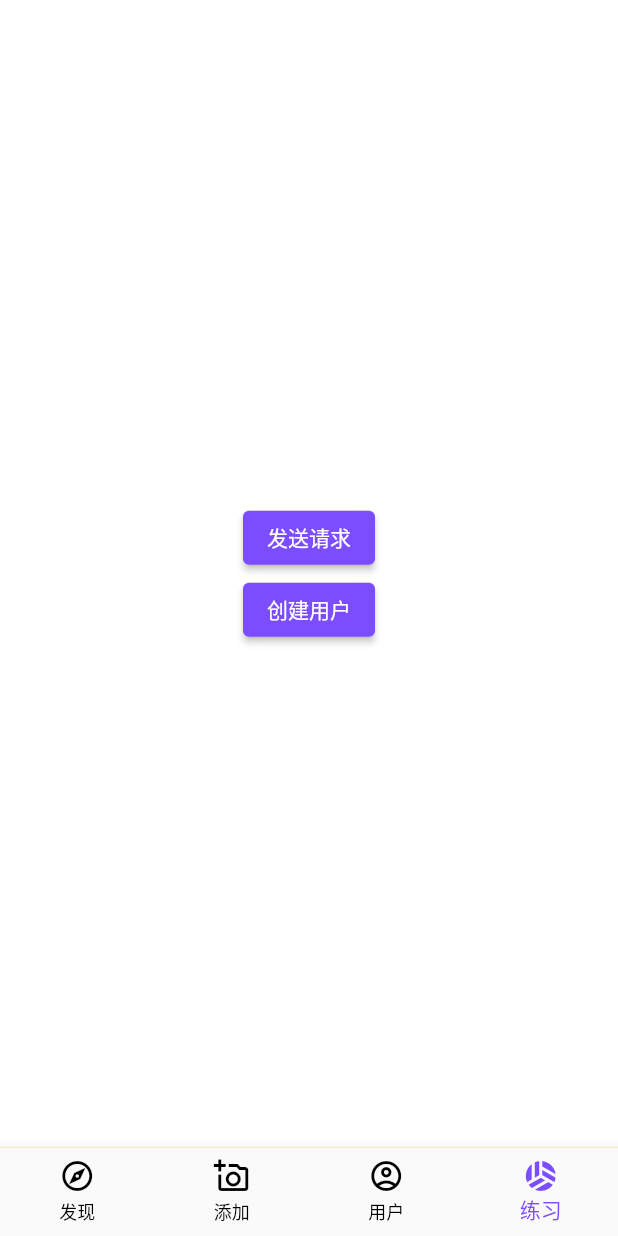
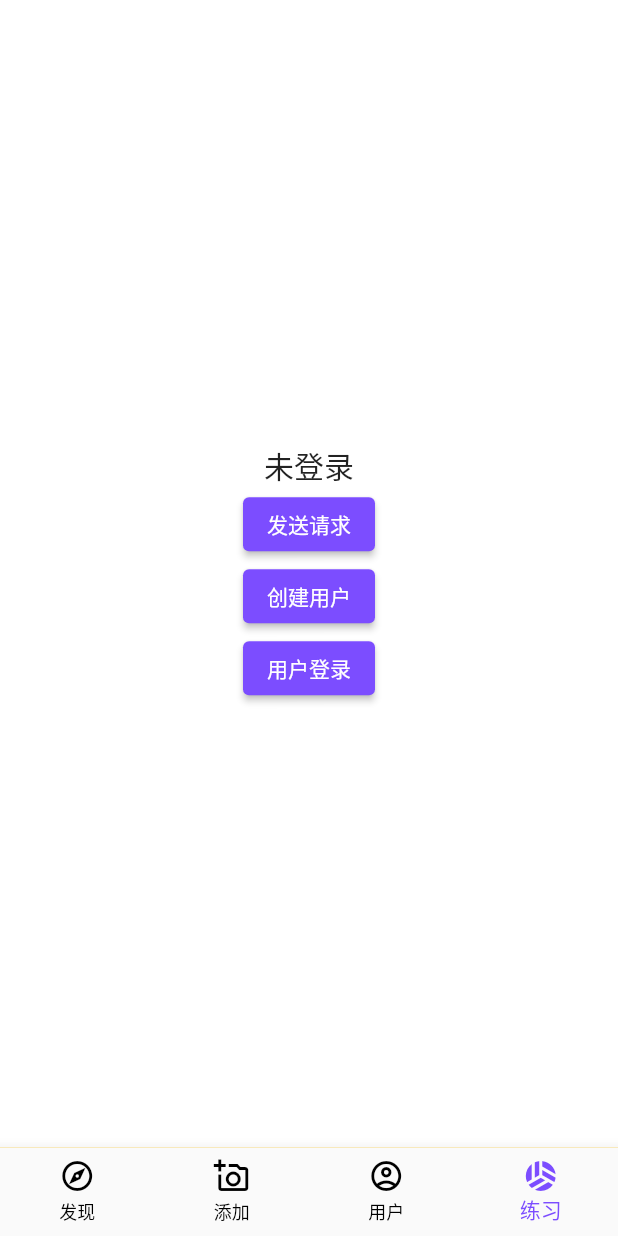
Before and after one commit to ninghao/xb2_flutter, a Flutter app: the screen it shows after launch, item 4 of the bottom bar chosen, on a phone screen of 412 x 824 dp. Run offline on Flutter 3.47's test engine with Material 2 defaults, Android fonts, the phone set to English and light mode, and no system bars; network calls fail.

Commit message:
发送用户登录请求

```diff
--- a/lib/playground/http/playground_http.dart
+++ b/lib/playground/http/playground_http.dart
@@ -4,7 +4,15 @@ import 'package:flutter/material.dart';
 import 'package:http/http.dart' as http;
 import 'package:xb2_flutter/user/user.dart';
 
-class PlaygroundHttp extends StatelessWidget {
+class PlaygroundHttp extends StatefulWidget {
+  @override
+  _PlaygroundHttpState createState() => _PlaygroundHttpState();
+}
+
+class _PlaygroundHttpState extends State<PlaygroundHttp> {
+  String? currentUserName;
+  String? currentUserToken;
+
   getUser() async {
     final uri = Uri.parse('https://nid-node.ninghao.co/users/21');
     final response = await http.get(uri);
@@ -35,6 +43,30 @@ class PlaygroundHttp extends StatelessWidget {
     print('响应主体 ${response.body}');
   }
 
+  login() async {
+    final name = '王二小';
+    final password = '123456';
+
+    final uri = Uri.parse('https://nid-node.ninghao.co/login');
+
+    final response = await http.post(uri, body: {
+      'name': name,
+      'password': password,
+    });
+
+    print('状态码 ${response.statusCode}');
+    print('响应主体 ${response.body}');
+
+    if (response.statusCode == 200) {
+      final responseBody = jsonDecode(response.body);
+
+      setState(() {
+        currentUserName = responseBody['name'];
+        currentUserToken = responseBody['token'];
+      });
+    }
+  }
+
   @override
   Widget build(BuildContext context) {
     return Container(
@@ -44,6 +76,10 @@ class PlaygroundHttp extends StatelessWidget {
       child: Column(
         mainAxisAlignment: MainAxisAlignment.center,
         children: [
+          Text(
+            currentUserName ?? '未登录',
+            style: Theme.of(context).textTheme.headline6,
+          ),
           ElevatedButton(
             child: Text('发送请求'),
             onPressed: getUser,
@@ -52,6 +88,10 @@ class PlaygroundHttp extends StatelessWidget {
             child: Text('创建用户'),
             onPressed: createUser,
           ),
+          ElevatedButton(
+            child: Text('用户登录'),
+            onPressed: login,
+          ),
         ],
       ),
     );
```
